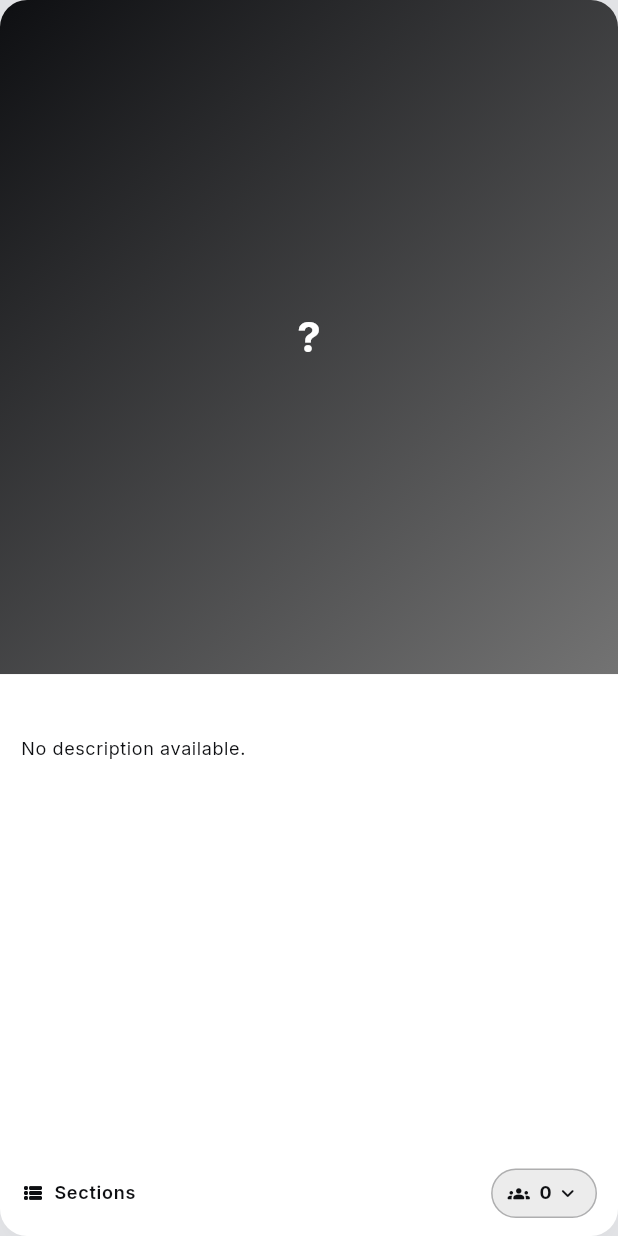
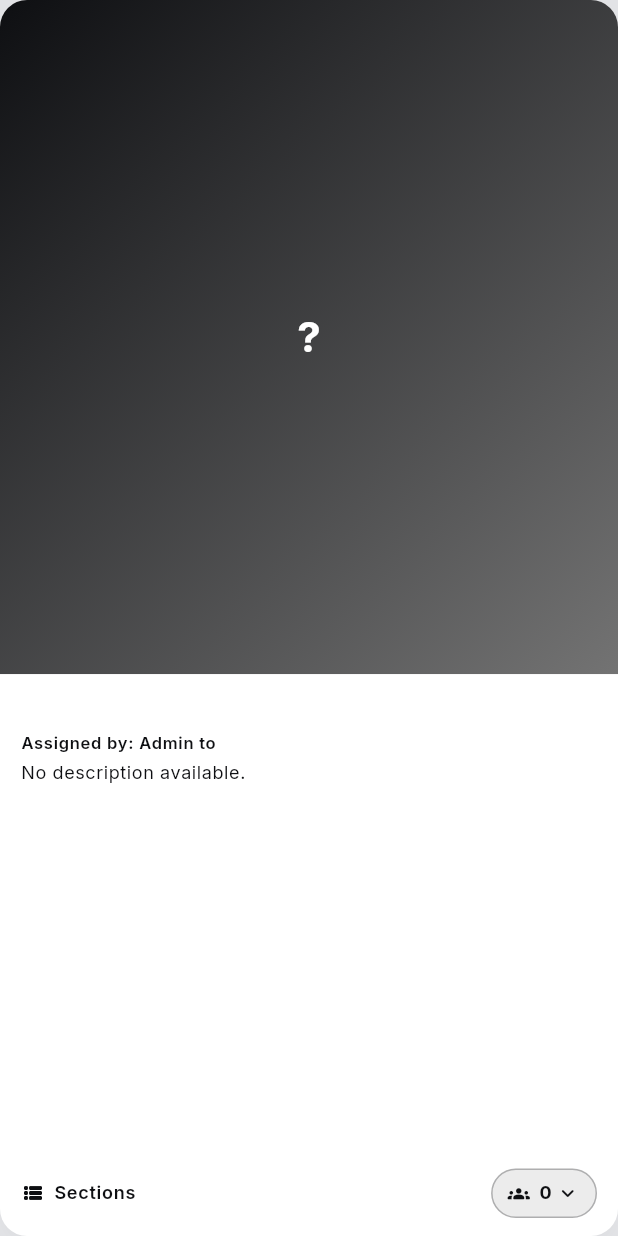
Before and after one commit to kaya0s/TeachTrack, a Flutter app: the _SubjectCard widget shown alone on an empty page, opened directly with empty values, on a phone screen of 412 x 824 dp. Run offline on Flutter 3.47's test engine with Material 3 defaults, Android fonts, the phone set to English and light mode, and no system bars; our stand-ins replace dio, firebase_core, fl_chart, flutter_dotenv, flutter_secure_storage, fluttertoast and 4 more; missing offline and left inert: flutter_foreground_task; accounts and stored records are empty; network calls fail.

Commit message:
fix(classroom): allow section-level permissions and display assigned by info

```diff
--- a/client/lib/data/models/classroom_session_models.dart
+++ b/client/lib/data/models/classroom_session_models.dart
@@ -21,6 +21,8 @@ DateTime _parseApiDateTime(String raw) {
 class SubjectModel {
   final int id;
   final String name;
+  final int teacherId;
+  final String? teacherUsername;
   final String? code;
   final String? description;
   final String? coverImageUrl;
@@ -29,6 +31,8 @@ class SubjectModel {
   SubjectModel({
     required this.id,
     required this.name,
+    required this.teacherId,
+    this.teacherUsername,
     this.code,
     this.description,
     this.coverImageUrl,
@@ -39,6 +43,8 @@ class SubjectModel {
     return SubjectModel(
       id: json['id'],
       name: json['name'],
+      teacherId: json['teacher_id'] ?? 0,
+      teacherUsername: json['teacher_username'] as String?,
       code: json['code'],
       description: json['description'],
       coverImageUrl: json['cover_image_url'],
@@ -53,14 +59,24 @@ class SectionModel {
   final int id;
   final String name;
   final int subjectId;
+  final int? teacherId;
+  final String? teacherUsername;
 
-  SectionModel({required this.id, required this.name, required this.subjectId});
+  SectionModel({
+    required this.id,
+    required this.name,
+    required this.subjectId,
+    this.teacherId,
+    this.teacherUsername,
+  });
 
   factory SectionModel.fromJson(Map<String, dynamic> json) {
     return SectionModel(
       id: json['id'],
       name: json['name'],
       subjectId: json['subject_id'] ?? 0,
+      teacherId: json['teacher_id'] as int?,
+      teacherUsername: json['teacher_username'] as String?,
     );
   }
 }
--- a/client/lib/features/classroom/provider/classroom_provider.dart
+++ b/client/lib/features/classroom/provider/classroom_provider.dart
@@ -78,6 +78,8 @@ class ClassroomProvider extends ChangeNotifier {
         _subjects[subjectIndex] = SubjectModel(
           id: subject.id,
           name: subject.name,
+          teacherId: subject.teacherId,
+          teacherUsername: subject.teacherUsername,
           code: subject.code,
           description: subject.description,
           coverImageUrl: subject.coverImageUrl,
--- a/client/lib/features/dashboard/screens/dashboard_screen.dart
+++ b/client/lib/features/dashboard/screens/dashboard_screen.dart
@@ -848,6 +848,8 @@ class _SubjectCardState extends State<_SubjectCard> {
 
   Future<void> _showSectionsPicker() async {
     final subject = widget.subject;
+    final authProvider = context.read<AuthProvider>();
+    final currentUserId = authProvider.user?.id;
 
     await showModalBottomSheet(
       context: context,
@@ -911,6 +913,9 @@ class _SubjectCardState extends State<_SubjectCard> {
                         separatorBuilder: (_, __) => const SizedBox(height: 8),
                         itemBuilder: (context, index) {
                           final section = subject.sections[index];
+                          final isAssigned = (subject.teacherId == currentUserId) ||
+                              (section.teacherId == currentUserId);
+
                           return Container(
                             decoration: BoxDecoration(
                               borderRadius: BorderRadius.circular(12),
@@ -923,9 +928,10 @@ class _SubjectCardState extends State<_SubjectCard> {
                             child: ListTile(
                               leading: const Icon(Icons.groups_rounded),
                               title: Text(section.name),
+                              subtitle: !isAssigned ? const Text('Not Assigned', style: TextStyle(fontSize: 12)) : null,
                               trailing: FilledButton.tonal(
                                 style: _startSubjectButtonStyle(context),
-                                onPressed: _isStarting
+                                onPressed: (_isStarting || !isAssigned)
                                     ? null
                                     : () async {
                                         setSheetState(() => _isStarting = true);
@@ -944,7 +950,7 @@ class _SubjectCardState extends State<_SubjectCard> {
                                         child: CircularProgressIndicator(
                                             strokeWidth: 2),
                                       )
-                                    : const Text('Start'),
+                                    : (isAssigned ? const Text('Start') : const Icon(Icons.lock_outline, size: 18)),
                               ),
                             ),
                           );
@@ -1013,7 +1019,18 @@ class _SubjectCardState extends State<_SubjectCard> {
                         fontWeight: FontWeight.w700,
                       ),
                     ),
-                    const SizedBox(height: 6),
+                    const SizedBox(height: 2),
+                    if (subject.teacherUsername != null)
+                      Text(
+                        "Assigned by: Admin to ${subject.teacherUsername}", // Better way to say it? Let's just put Assigned to:
+                        maxLines: 1,
+                        overflow: TextOverflow.ellipsis,
+                        style: theme.textTheme.labelSmall?.copyWith(
+                          color: theme.colorScheme.primary,
+                          fontWeight: FontWeight.w600,
+                        ),
+                      ),
+                    const SizedBox(height: 4),
                     Text(
                       subject.description?.trim().isNotEmpty == true
                           ? subject.description!
```
Also changed, not shown: client/lib/features/classroom/screens/subject_details_screen.dart (+19 -6 lines), client/lib/features/dashboard/screens/notifications_screen.dart (+28 -0 lines), 4 other files.
